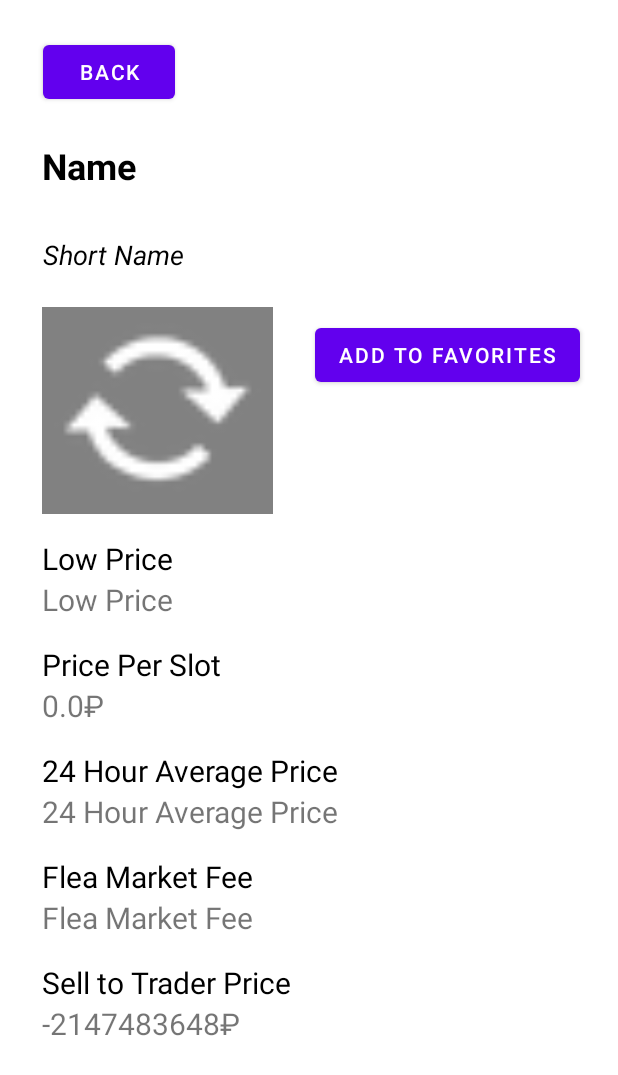
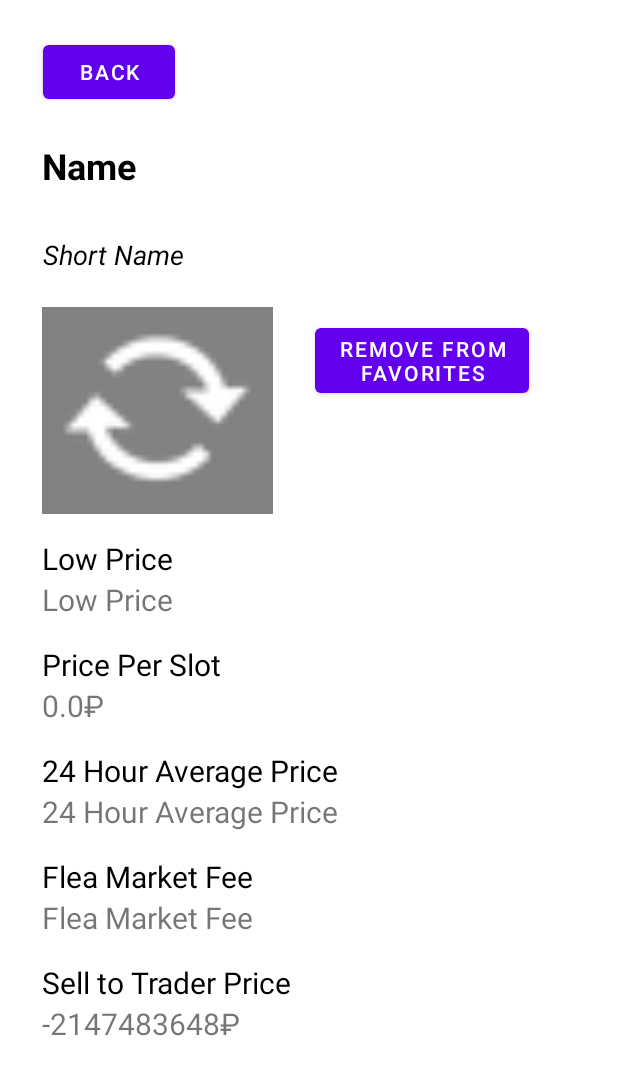
Before and after one commit to oskarklear/Tarkov_Companion, an Android app: the fragment DetailedItem placed in its activity, after a tap on "ADD TO FAVORITES", on a phone screen of 412 x 824 dp. Shown: the top 1075 px of the screen. Run offline under Robolectric (Android 15) with nearby library versions, the phone set to English and light mode, and no system bars; our stand-ins replace Room's generated code; 14 statements that could not run were skipped.

Commit message:
Added add/remove favorite item functionality from database to ui

```diff
--- a/app/src/main/java/com/tarkovcompanion/app/DetailedItem.java
+++ b/app/src/main/java/com/tarkovcompanion/app/DetailedItem.java
@@ -25,6 +25,8 @@ import android.widget.TextView;
 import java.io.IOException;
 import java.net.MalformedURLException;
 import java.net.URL;
+import java.util.concurrent.ExecutionException;
+import java.util.concurrent.Future;
 
 import retrofit2.http.Url;
 
@@ -32,6 +34,7 @@ public class DetailedItem extends Fragment {
 
     private ItemViewModel itemViewModel;
     private Item item;
+    private boolean isFavorited;
 
     public DetailedItem() {
         // Required empty public constructor
@@ -42,6 +45,12 @@ public class DetailedItem extends Fragment {
         super.onCreate(savedInstanceState);
         itemViewModel = new ViewModelProvider((ViewModelStoreOwner) requireActivity())
                 .get(ItemViewModel.class);
+        Future<Boolean> itemFavorited = itemViewModel.doesItemExist(item.getId());
+        try {
+            isFavorited = itemFavorited.get();
+        } catch (ExecutionException | InterruptedException e) {
+            e.printStackTrace();
+        }
     }
 
     @Override
@@ -71,7 +80,6 @@ public class DetailedItem extends Fragment {
         itemFleaMarketVeeView.setText(String.format("%s₽",item.getFleaMarketFee()));
         itemTraderPriceView.setText(String.format("%s₽", calculateHighestTraderSellPrice()));
 
-        boolean itemFavorited = itemViewModel.doesItemExist(item.getId());
 
         if (item.getLargeImageData() == null) {
             new ImageFromURLTask(itemImageView, item).execute(item.getLargeIconLink(), "l");
@@ -89,18 +97,21 @@ public class DetailedItem extends Fragment {
         });
 
         Button favoriteButton = view.findViewById(R.id.favoriteButton);
-        if (itemFavorited) {
-            favoriteButton.setText("Remove From Favorites");
+        if (isFavorited) {
+            favoriteButton.setText("Remove From\nFavorites");
         }
         favoriteButton.setOnClickListener( new View.OnClickListener() {
             @Override
             public void onClick(View v)
             {
-                if (itemFavorited) {
+                if (isFavorited) {
                     itemViewModel.delete(item);
+                    favoriteButton.setText("Add to Favorites");
                 } else {
                     itemViewModel.insert(item);
+                    favoriteButton.setText("Remove From\nFavorites");
                 }
+                isFavorited = !isFavorited;
             }
         });
     }
--- a/app/src/main/java/com/tarkovcompanion/app/ItemRepository.java
+++ b/app/src/main/java/com/tarkovcompanion/app/ItemRepository.java
@@ -5,6 +5,7 @@ import android.app.Application;
 import androidx.lifecycle.LiveData;
 
 import java.util.List;
+import java.util.concurrent.Future;
 
 public class ItemRepository {
 
@@ -36,5 +37,7 @@ public class ItemRepository {
 
     LiveData<List<Item>> getAllSavedItems() { return allSavedItems; }
 
-    boolean doesItemExist(String id) { return itemDao.isItemSaved(id) != 0; }
+    Future<Boolean> doesItemExist(String id) {
+        return AppDatabase.databaseWriteExectutor.submit(() -> itemDao.isItemSaved(id) != 0);
+    }
 }
--- a/app/src/main/res/layout/item_page.xml
+++ b/app/src/main/res/layout/item_page.xml
@@ -65,7 +65,9 @@
         android:layout_height="wrap_content"
         android:layout_marginStart="28dp"
         android:layout_marginTop="24dp"
+        android:maxLines="2"
         android:text="Add To Favorites"
+        android:textAlignment="center"
         app:layout_constraintStart_toEndOf="@+id/imageView"
         app:layout_constraintTop_toBottomOf="@+id/shortNameView" />
 
```
Also changed, not shown: app/src/main/java/com/tarkovcompanion/app/ItemViewModel.java (+2 -5 lines).
